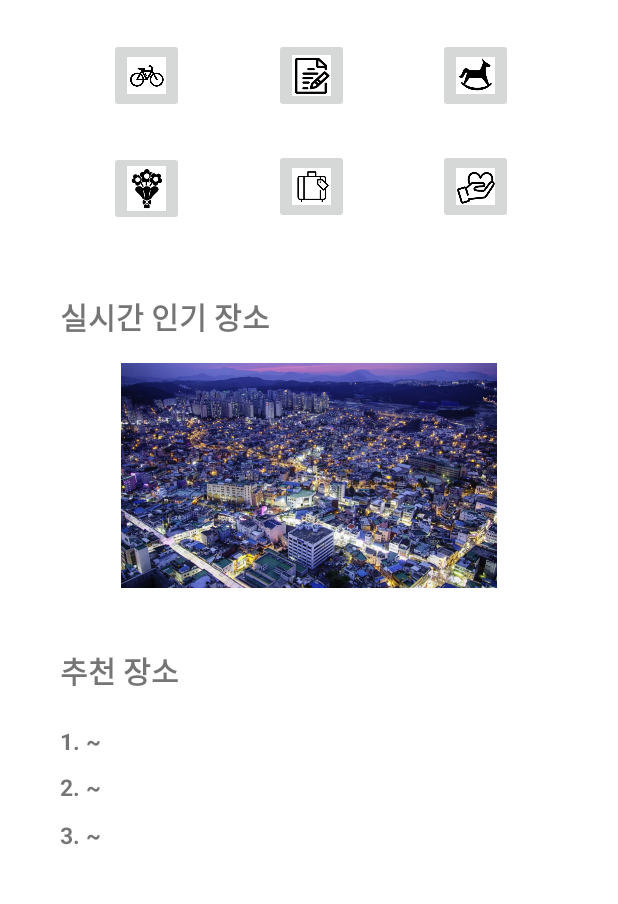
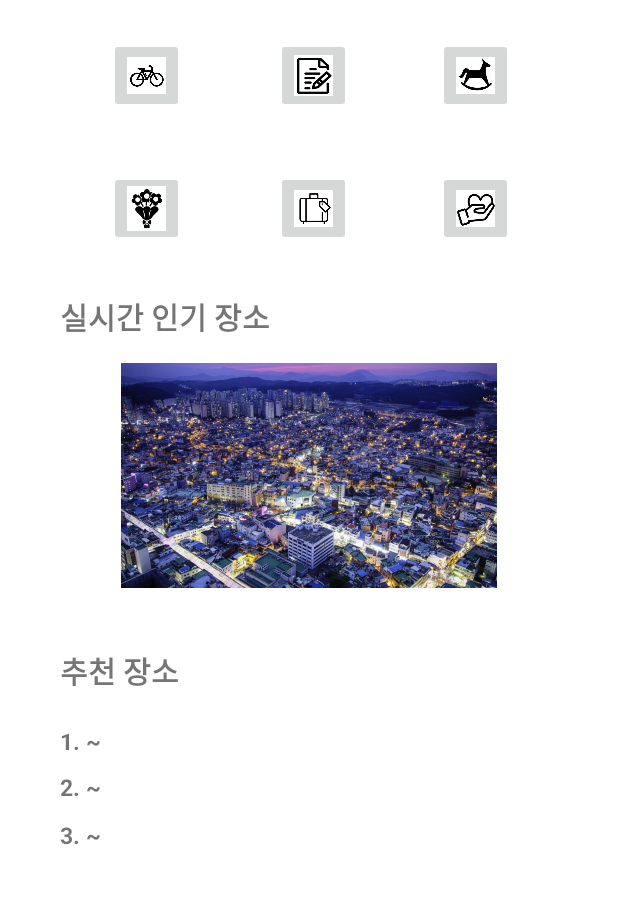
Before and after one commit to stappy2022/mainhome, an Android app: the screen it shows after launch (MainActivity), on a phone screen of 412 x 824 dp, the part 159-1063 px from its top. Run offline under Robolectric (Android 15) with nearby library versions, the phone set to English and light mode, and no system bars.

Commit message:
메인홈화면...

```diff
--- a/app/src/main/java/com/example/mainhome/MainActivity.kt
+++ b/app/src/main/java/com/example/mainhome/MainActivity.kt
@@ -3,8 +3,7 @@
 import androidx.appcompat.app.AppCompatActivity
 import android.os.Bundle
 import androidx.viewpager.widget.ViewPager
-import android.os.Handler
-import android.os.Looper
+
 
 
 class MainActivity : AppCompatActivity() {
@@ -19,4 +18,12 @@
         vp.adapter = A(this)
 
     }
+
+    inner class PagerRunnable : Runnable {
+        override fun run() {
+            while (true) {
+                Thread.sleep(2000)
+            }
+        }
+    }
 }
--- a/app/src/main/res/layout/activity_main.xml
+++ b/app/src/main/res/layout/activity_main.xml
@@ -45,10 +45,12 @@
         android:id="@+id/imageButton7"
         android:layout_width="50dp"
         android:layout_height="50dp"
-        android:layout_marginTop="24dp"
+        android:layout_marginTop="10dp"
         android:layout_marginEnd="70dp"
+        android:layout_marginBottom="50dp"
         android:adjustViewBounds="true"
         android:scaleType="fitCenter"
+        app:layout_constraintBottom_toTopOf="@+id/vp"
         app:layout_constraintEnd_toEndOf="parent"
         app:layout_constraintTop_toBottomOf="@+id/imageButton6"
         app:srcCompat="@drawable/b7"
@@ -74,12 +76,15 @@
         android:id="@+id/imageButton9"
         android:layout_width="50dp"
         android:layout_height="50dp"
-        android:layout_marginStart="65dp"
-        android:layout_marginTop="24dp"
-        android:layout_marginEnd="65dp"
+        android:layout_marginStart="55dp"
+        android:layout_marginTop="10dp"
+        android:layout_marginEnd="55dp"
+        android:layout_marginBottom="50dp"
         android:adjustViewBounds="true"
         android:scaleType="fitCenter"
+        app:layout_constraintBottom_toTopOf="@+id/vp"
         app:layout_constraintEnd_toStartOf="@+id/imageButton7"
+        app:layout_constraintHorizontal_bias="0.666"
         app:layout_constraintStart_toEndOf="@+id/imageButton8"
         app:layout_constraintTop_toBottomOf="@+id/imageButton5"
         app:srcCompat="@drawable/b9"
@@ -89,17 +94,15 @@
         android:id="@+id/imageButton5"
         android:layout_width="50dp"
         android:layout_height="50dp"
-        android:layout_marginStart="65dp"
+        android:layout_marginStart="55dp"
         android:layout_marginTop="75dp"
-        android:layout_marginEnd="65dp"
-        android:layout_marginBottom="10dp"
+        android:layout_marginEnd="55dp"
         android:adjustViewBounds="true"
         android:scaleType="fitCenter"
-        app:layout_constraintBottom_toTopOf="@+id/imageButton9"
         app:layout_constraintEnd_toStartOf="@+id/imageButton6"
+        app:layout_constraintHorizontal_bias="0.666"
         app:layout_constraintStart_toEndOf="@+id/imageButton4"
         app:layout_constraintTop_toTopOf="parent"
-        app:layout_constraintVertical_bias="0.333"
         app:srcCompat="@drawable/b5"
         tools:ignore="SpeakableTextPresentCheck" />
 
@@ -109,6 +112,7 @@
         android:layout_height="50dp"
         android:layout_marginStart="70dp"
         android:layout_marginTop="75dp"
+        android:layout_marginBottom="10dp"
         android:adjustViewBounds="true"
         android:scaleType="fitCenter"
         app:layout_constraintEnd_toEndOf="@+id/imageButton6"
@@ -123,10 +127,11 @@
         android:layout_width="50dp"
         android:layout_height="50dp"
         android:layout_marginStart="70dp"
-        android:layout_marginBottom="20dp"
+        android:layout_marginTop="10dp"
+        android:layout_marginBottom="50dp"
         android:adjustViewBounds="true"
         android:scaleType="fitCenter"
-        app:layout_constraintBottom_toTopOf="@+id/textView"
+        app:layout_constraintBottom_toTopOf="@+id/vp"
         app:layout_constraintEnd_toEndOf="@+id/imageButton7"
         app:layout_constraintHorizontal_bias="0.013"
         app:layout_constraintStart_toStartOf="parent"
```
